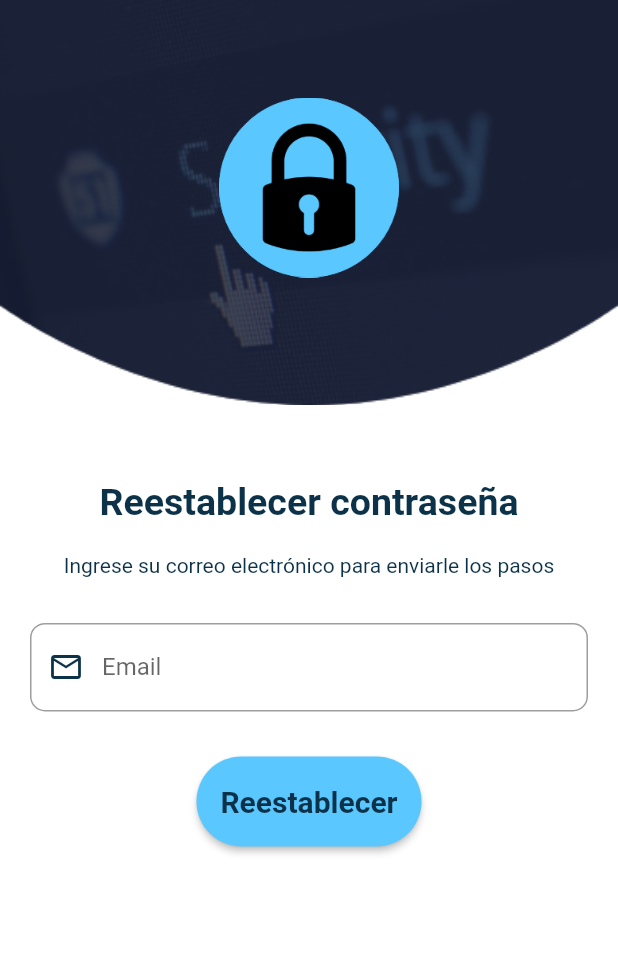
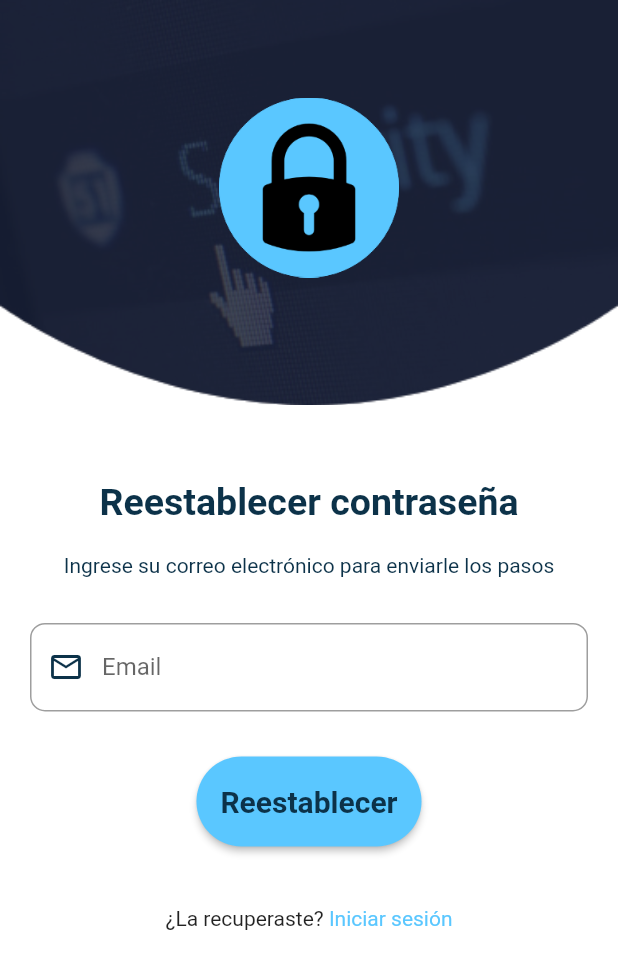
Before and after one commit to PedroHigueraG/SecurityApp, a Flutter app: the PasswordPage screen opened by its route, on a phone screen of 412 x 824 dp. Shown: the top 969 px of the screen. Run offline on Flutter 3.47's test engine with Material 2 defaults, Android fonts, the light colour scheme and no system bars.

Commit message:
Cambios en la ventana de reestablecer contraseña

```diff
--- a/lib/pages/loginPages/passwordPage.dart
+++ b/lib/pages/loginPages/passwordPage.dart
@@ -118,7 +118,26 @@ class _PasswordPageState extends State<PasswordPage>  with SingleTickerProviderS
                                 fontWeight: FontWeight.bold,
                                 color: azulOscuro)),
                       ),
-                    )
+                    ),
+                    Padding(
+                          padding: const EdgeInsets.symmetric(vertical: 20),
+                          child: Row(
+                            mainAxisAlignment: MainAxisAlignment.center,
+                            children: [
+                              Text("¿La recuperaste? "),
+                              GestureDetector(
+                                child: Text(
+                                  'Iniciar sesión',
+                                  style: TextStyle(color: azulClaro),
+                                ),
+                                onTap: () {
+                                  Navigator.pushNamed(
+                                      context, '/pages/loginPage');
+                                },
+                              )
+                            ],
+                          ),
+                        ),
                   ],
                 ),
               )
```
